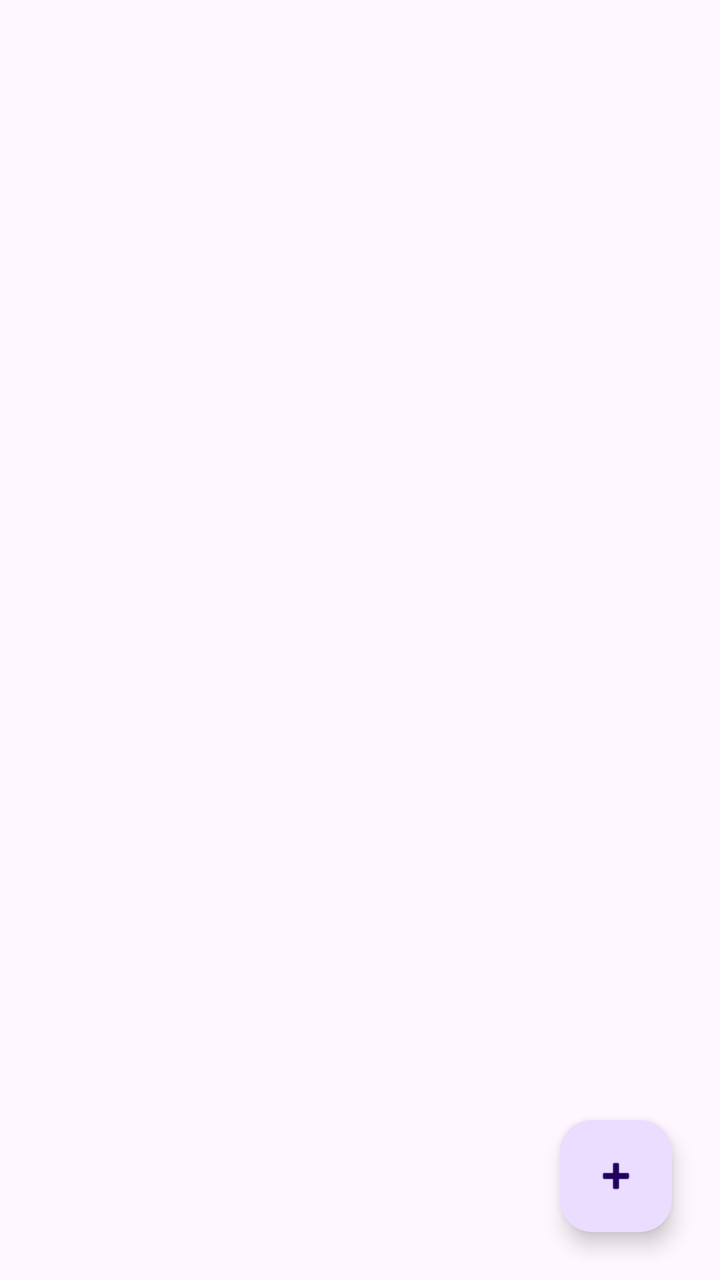
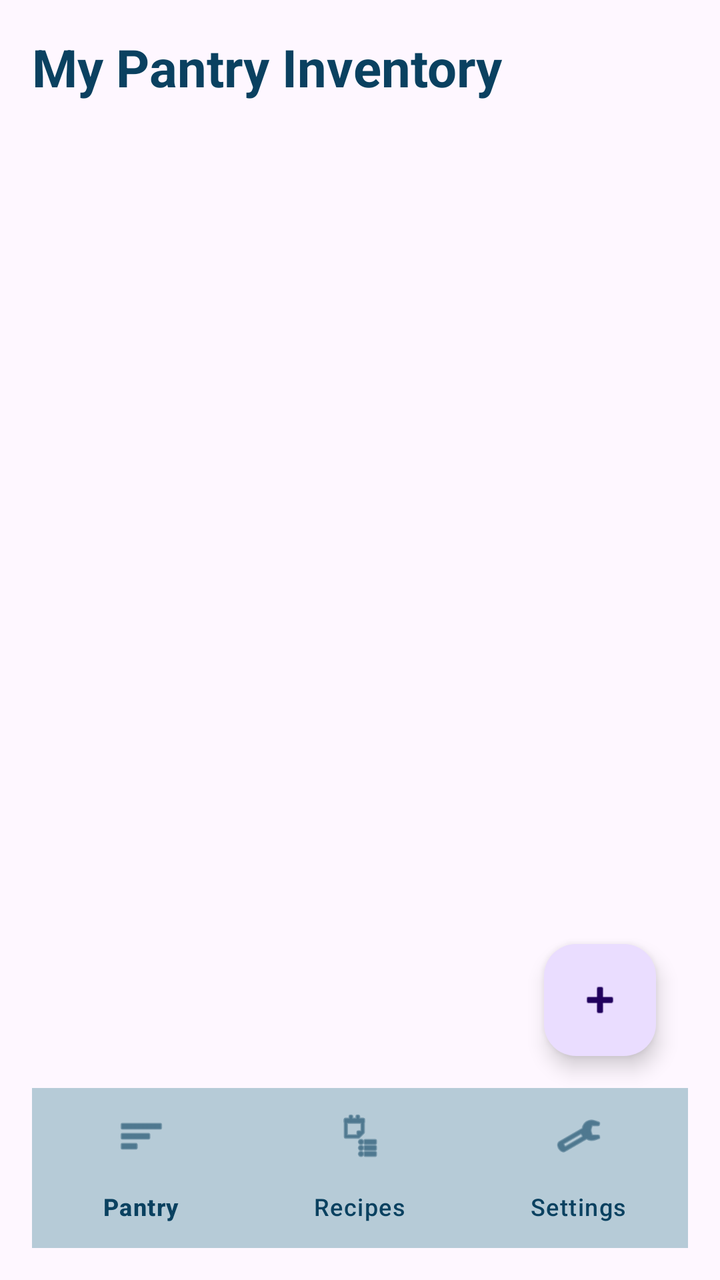

Compare the two renders of this Android layout. The source of the first and the diff that turns it into the second are given below.
<!-- AndroidManifest.xml: application theme Theme.SmartPantryManager -->
<!-- res/layout/activity_main.xml -->
<?xml version="1.0" encoding="utf-8"?>
<androidx.constraintlayout.widget.ConstraintLayout
    xmlns:android="http://schemas.android.com/apk/res/android"
    xmlns:app="http://schemas.android.com/apk/res-auto"
    xmlns:tools="http://schemas.android.com/tools"
    android:id="@+id/main"
    android:layout_width="match_parent"
    android:layout_height="match_parent"
    tools:context=".MainActivity">

    
    <androidx.recyclerview.widget.RecyclerView
        android:id="@+id/rvPantryList"
        android:layout_width="0dp"
        android:layout_height="0dp"
        app:layout_constraintBottom_toBottomOf="parent"
        app:layout_constraintEnd_toEndOf="parent"
        app:layout_constraintStart_toStartOf="parent"
        app:layout_constraintTop_toTopOf="parent" />

    
    <com.google.android.material.floatingactionbutton.FloatingActionButton
        android:id="@+id/fabAddIngredient"
        android:layout_width="wrap_content"
        android:layout_height="wrap_content"
        android:layout_marginEnd="24dp"
        android:layout_marginBottom="24dp"
        android:contentDescription="Add Ingredient"
        android:src="@android:drawable/ic_input_add"
        app:layout_constraintBottom_toBottomOf="parent"
        app:layout_constraintEnd_toEndOf="parent" />

</androidx.constraintlayout.widget.ConstraintLayout>
<!-- resources referenced by this layout -->
<resources>
  <style name="Theme.SmartPantryManager" parent="Base.Theme.SmartPantryManager" />
  <style name="Base.Theme.SmartPantryManager" parent="Theme.Material3.DayNight.NoActionBar">
          
          
      </style>
</resources>

<!-- the commit's change to res/layout/activity_main.xml (unified diff, before → after) -->
@@ -6,28 +6,56 @@
     android:id="@+id/main"
     android:layout_width="match_parent"
     android:layout_height="match_parent"
+    android:padding="16dp"
     tools:context=".MainActivity">
+
+    
+    <TextView
+        android:id="@+id/tvMainHeading"
+        android:layout_width="wrap_content"
+        android:layout_height="wrap_content"
+        android:text="My Pantry Inventory"
+        android:textSize="26sp"
+        android:textStyle="bold"
+        android:textColor="#0a4160"
+        android:layout_marginBottom="12dp"
+        app:layout_constraintTop_toTopOf="parent"
+        app:layout_constraintStart_toStartOf="parent" />
 
     
     <androidx.recyclerview.widget.RecyclerView
         android:id="@+id/rvPantryList"
         android:layout_width="0dp"
         android:layout_height="0dp"
-        app:layout_constraintBottom_toBottomOf="parent"
+        android:layout_marginTop="8dp"
+        app:layout_constraintTop_toBottomOf="@+id/tvMainHeading"
+        app:layout_constraintBottom_toTopOf="@+id/bottomNavigation"
         app:layout_constraintEnd_toEndOf="parent"
-        app:layout_constraintStart_toStartOf="parent"
-        app:layout_constraintTop_toTopOf="parent" />
+        app:layout_constraintStart_toStartOf="parent" />
 
     
     <com.google.android.material.floatingactionbutton.FloatingActionButton
         android:id="@+id/fabAddIngredient"
         android:layout_width="wrap_content"
         android:layout_height="wrap_content"
-        android:layout_marginEnd="24dp"
-        android:layout_marginBottom="24dp"
+        android:layout_marginEnd="16dp"
+        android:layout_marginBottom="16dp"
         android:contentDescription="Add Ingredient"
         android:src="@android:drawable/ic_input_add"
-        app:layout_constraintBottom_toBottomOf="parent"
+        app:layout_constraintBottom_toTopOf="@id/bottomNavigation"
         app:layout_constraintEnd_toEndOf="parent" />
 
+    
+    <com.google.android.material.bottomnavigation.BottomNavigationView
+        android:id="@+id/bottomNavigation"
+        android:layout_width="match_parent"
+        android:layout_height="wrap_content"
+        android:background="#b6cbd7"
+        app:itemIconTint="#0a4160"
+        app:itemTextColor="#0a4160"
+        app:layout_constraintBottom_toBottomOf="parent"
+        app:layout_constraintEnd_toEndOf="parent"
+        app:layout_constraintStart_toStartOf="parent"
+        app:menu="@menu/bottom_nav_menu" />
+
 </androidx.constraintlayout.widget.ConstraintLayout>
